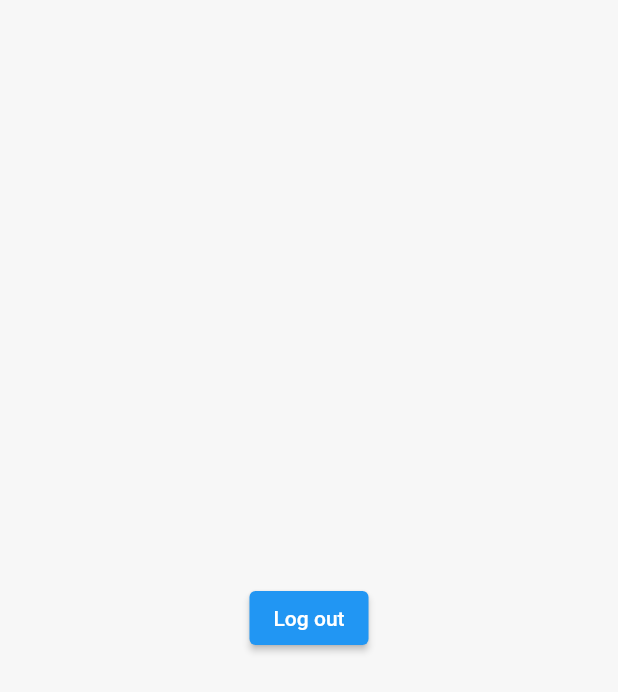
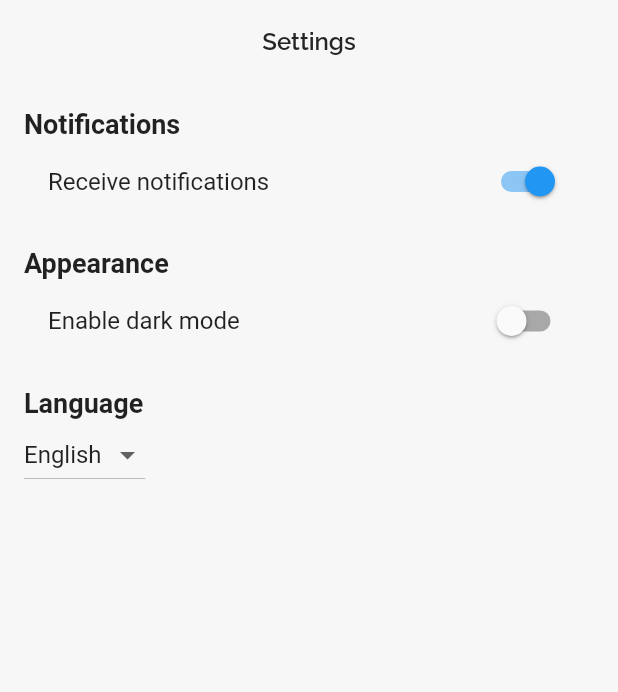
Before and after one commit to themohabgamal/MOJO-e-commerce, a Flutter app: the UserScreen screen opened directly, on a phone screen of 412 x 824 dp. Shown: the top 692 px of the screen. Run offline on Flutter 3.47's test engine with Material 2 defaults, Android fonts, the phone set to English and light mode, and no system bars; our stand-ins replace bloc, firebase_auth, firebase_core, flutter_bloc, flutter_slidable, google_fonts and 6 more; accounts and stored records are empty; network calls fail.

```diff
--- a/e_commerce/lib/presentation/auth/login_screen.dart
+++ b/e_commerce/lib/presentation/auth/login_screen.dart
@@ -21,6 +21,7 @@ class _LoginScreenState extends State<LoginScreen> {
   @override
   Widget build(BuildContext context) {
     return Scaffold(
+      resizeToAvoidBottomInset: false,
       body: Padding(
         padding: const EdgeInsets.symmetric(horizontal: 32.0),
         child: Form(
--- a/e_commerce/lib/presentation/categories/categories_screen.dart
+++ b/e_commerce/lib/presentation/categories/categories_screen.dart
@@ -57,11 +57,12 @@ class _CategoriesScreenState extends State<CategoriesScreen> {
           }
         },
         builder: (context, state) {
-          return Column(
+          return Wrap(
+            spacing: 10,
             children: [
               SafeArea(
                 child: Container(
-                  padding: EdgeInsets.all(15),
+                  padding: EdgeInsets.all(8),
                   decoration: BoxDecoration(
                       color: MyTheme.mainColor,
                       borderRadius: BorderRadius.only(
--- a/e_commerce/lib/presentation/home_checker.dart
+++ b/e_commerce/lib/presentation/home_checker.dart
@@ -1,4 +1,5 @@
 import 'package:e_commerce/nav_switcher.dart';
+import 'package:e_commerce/presentation/auth/auth_page.dart';
 import 'package:e_commerce/presentation/auth/login_screen.dart';
 import 'package:firebase_auth/firebase_auth.dart';
 import 'package:flutter/material.dart';
@@ -16,7 +17,7 @@ class HomeChecker extends StatelessWidget {
           if (snapshot.hasData) {
             return NavSwitcher();
           } else {
-            return LoginScreen();
+            return AuthPage();
           }
         },
       ),
--- a/e_commerce/lib/presentation/user/user_screen.dart
+++ b/e_commerce/lib/presentation/user/user_screen.dart
@@ -1,20 +1,115 @@
 import 'package:firebase_auth/firebase_auth.dart';
 import 'package:flutter/material.dart';
 
-class UserScreen extends StatelessWidget {
-  const UserScreen({super.key});
+class UserScreen extends StatefulWidget {
+  @override
+  State<UserScreen> createState() => _UserScreenState();
 
+  static fillUserName(String username) {
+    FirebaseAuth.instance.currentUser!.updateDisplayName("${username}");
+  }
+}
+
+class _UserScreenState extends State<UserScreen> {
+  bool _receiveNotifications = true;
+  bool _enableDarkMode = false;
+  String _selectedLanguage = 'English';
   @override
   Widget build(BuildContext context) {
+    var user = FirebaseAuth.instance.currentUser;
     return Scaffold(
-      body: Center(
-        child: ElevatedButton(
-            onPressed: () {
-              logOut();
-            },
-            child: Text("Log out")),
+      appBar: AppBar(
+        title: Text('Settings'),
+      ),
+      body: SingleChildScrollView(
+        child: Padding(
+          padding: const EdgeInsets.all(16.0),
+          child: Column(
+            crossAxisAlignment: CrossAxisAlignment.start,
+            children: [
+              Text(
+                'Notifications',
+                style: TextStyle(
+                  fontWeight: FontWeight.bold,
+                  fontSize: 18,
+                ),
+              ),
+              SwitchListTile(
+                title: Text('Receive notifications'),
+                value: _receiveNotifications,
+                onChanged: (value) {
+                  setState(() {
+                    _receiveNotifications = value;
+                  });
+                },
+              ),
+              SizedBox(
+                height: 16,
+              ),
+              Text(
+                'Appearance',
+                style: TextStyle(
+                  fontWeight: FontWeight.bold,
+                  fontSize: 18,
+                ),
+              ),
+              SwitchListTile(
+                title: Text('Enable dark mode'),
+                value: _enableDarkMode,
+                onChanged: (value) {
+                  setState(() {
+                    _enableDarkMode = value;
+                  });
+                },
+              ),
+              SizedBox(
+                height: 16,
+              ),
+              Text(
+                'Language',
+                style: TextStyle(
+                  fontWeight: FontWeight.bold,
+                  fontSize: 18,
+                ),
+              ),
+              DropdownButton<String>(
+                value: _selectedLanguage,
+                onChanged: (newValue) {
+                  setState(() {
+                    _selectedLanguage = newValue!;
+                  });
+                },
+                items: <String>['English', 'Spanish', 'French', 'German']
+                    .map<DropdownMenuItem<String>>((String value) {
+                  return DropdownMenuItem<String>(
+                    value: value,
+                    child: Text(value),
+                  );
+                }).toList(),
+              ),
+            ],
+          ),
+        ),
       ),
     );
+    // return Scaffold(
+    //   body: SafeArea(
+    //     child: Column(
+    //       children: [
+    //         Center(
+    //           child: Text("${user!.displayName}"),
+    //         ),
+    //         Center(
+    //           child: ElevatedButton(
+    //               onPressed: () {
+    //                 logOut();
+    //               },
+    //               child: Text("Log out")),
+    //         ),
+    //       ],
+    //     ),
+    //   ),
+    // );
   }
 
   Future logOut() async {
--- a/e_commerce/pubspec.yaml
+++ b/e_commerce/pubspec.yaml
@@ -48,6 +48,7 @@ dependencies:
   introduction_screen: ^3.1.4
   firebase_core: ^2.13.0
   firebase_auth: ^4.6.1
+  shared_preferences: ^2.1.1
 
 dev_dependencies:
   flutter_test:
```
Also changed, not shown: e_commerce/lib/main.dart (+11 -7 lines), e_commerce/lib/presentation/auth/signup_screen.dart (+40 -22 lines), e_commerce/pubspec.lock, 1 other file.
